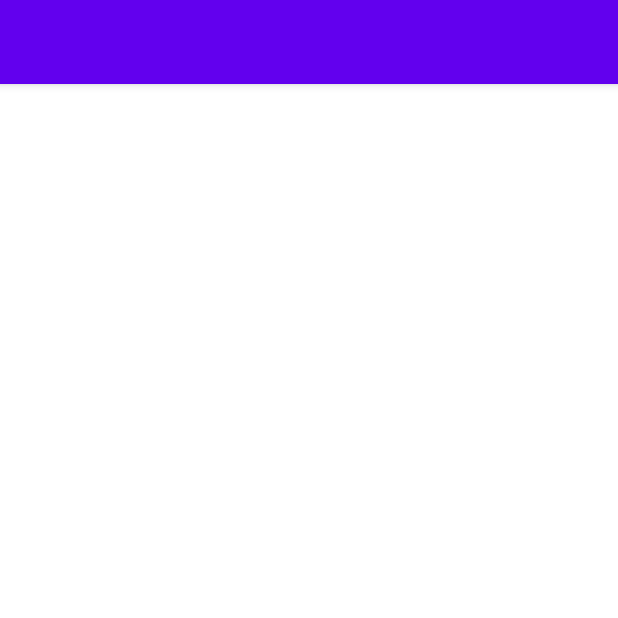
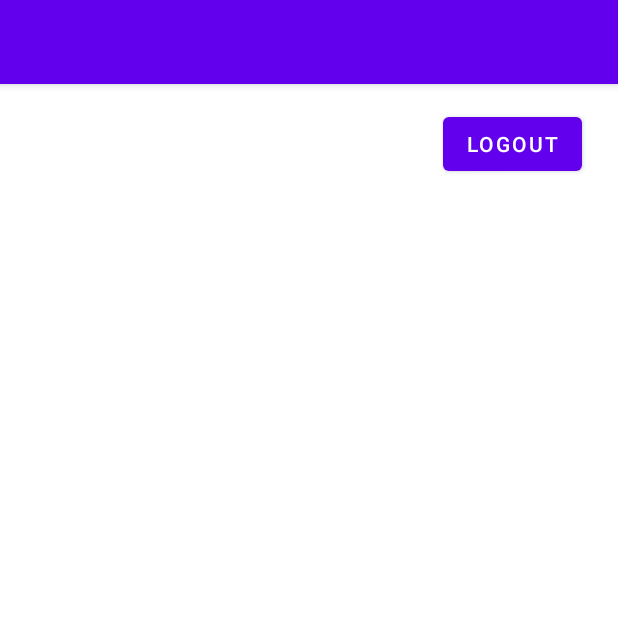
Before and after one commit to lauracastrovenegas/Instagram, an Android app: the MainActivity screen opened directly, with no data from a screen before it, on a phone screen of 412 x 824 dp, the top half of it. Run offline under Robolectric (Android 15) with nearby library versions, the light colour scheme and no system bars; libraries missing offline, so code that uses them is left out: com.parse.

Commit message:
Added logout functionality

```diff
--- a/app/src/main/res/layout/activity_main.xml
+++ b/app/src/main/res/layout/activity_main.xml
@@ -6,4 +6,14 @@
     android:layout_height="match_parent"
     tools:context=".MainActivity">
 
+    <Button
+        android:id="@+id/btnLogout"
+        android:layout_width="wrap_content"
+        android:layout_height="wrap_content"
+        android:layout_marginTop="16dp"
+        android:layout_marginEnd="24dp"
+        android:onClick="onLogout"
+        android:text="Logout"
+        app:layout_constraintEnd_toEndOf="parent"
+        app:layout_constraintTop_toTopOf="parent" />
 </androidx.constraintlayout.widget.ConstraintLayout>
```
Also changed, not shown: app/src/main/java/com/example/instagram/MainActivity.java (+12 -0 lines).
